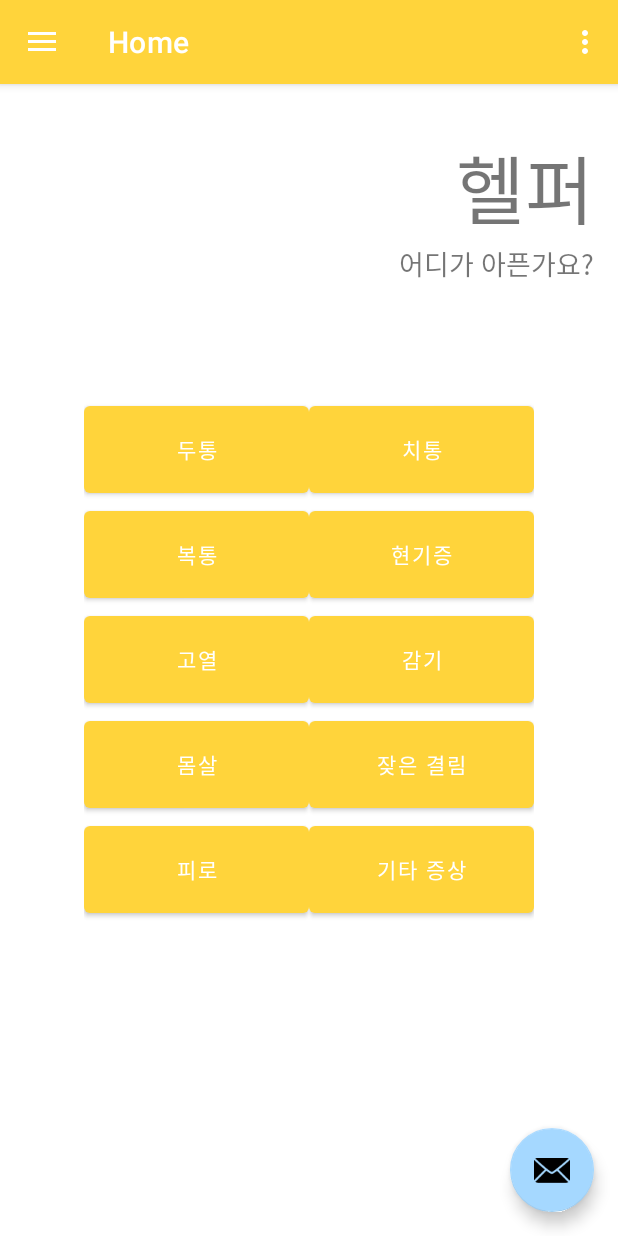
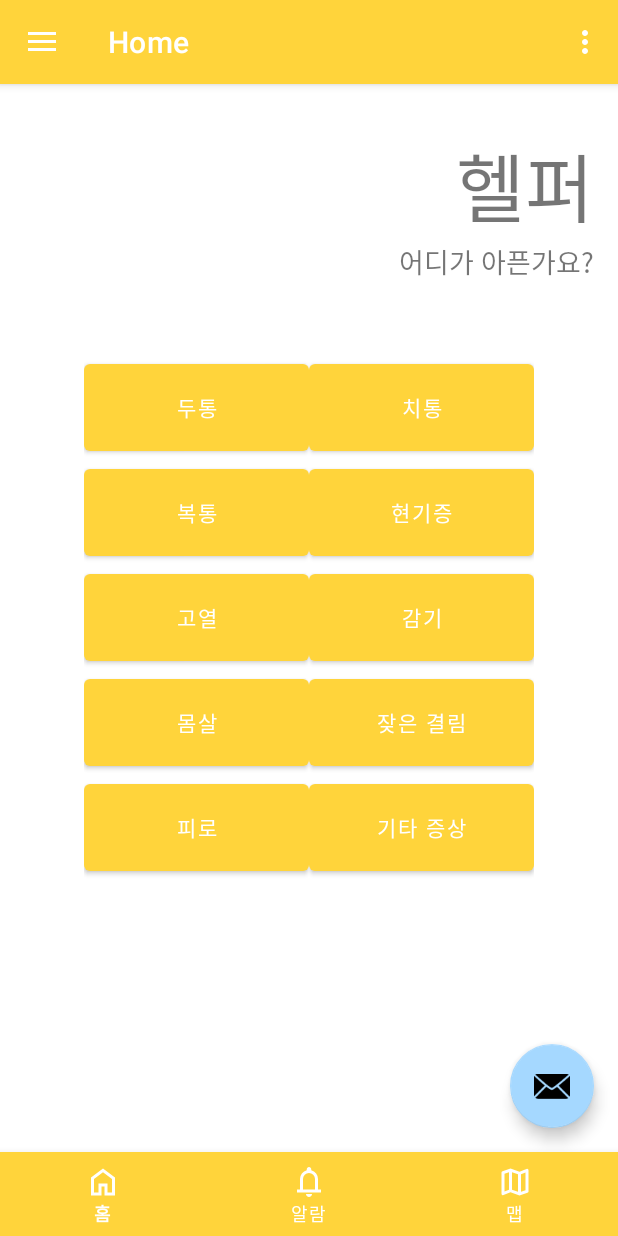
Before and after one commit to ParkDaeHee3/app_test_helper, an Android app: the screen it shows after launch (MainActivity), on a phone screen of 412 x 824 dp. Run offline under Robolectric (Android 15) with nearby library versions, the phone set to English and light mode, and no system bars; our stand-ins replace navigation-ui; libraries missing offline, so code that uses them is left out: com.kakao.vectormap; 3 statements that could not run were skipped.

Commit message:
스타일, 테마 영역 업데이트 테스트용

```diff
--- a/app/src/main/res/layout/activity_main.xml
+++ b/app/src/main/res/layout/activity_main.xml
@@ -8,12 +8,28 @@
     android:fitsSystemWindows="true"
     tools:openDrawer="start">
 
-    <include
-        android:id="@+id/app_bar_main"
-        layout="@layout/app_bar_main"
+    <LinearLayout
+        android:orientation="vertical"
         android:layout_width="match_parent"
-        android:layout_height="match_parent" />
+        android:layout_height="match_parent">
 
+        <!-- Top AppBar Section -->
+        <include
+            android:id="@+id/app_bar_main"
+            layout="@layout/app_bar_main"
+            android:layout_width="match_parent"
+            android:layout_height="0dp"
+            android:layout_weight="1" />
+
+        <!-- Bottom Navigation Bar -->
+        <include
+            android:id="@+id/app_bar_bottom"
+            layout="@layout/app_bar_bottom"
+            android:layout_width="match_parent"
+            android:layout_height="wrap_content" />
+    </LinearLayout>
+
+    <!-- Navigation Drawer Section -->
     <com.google.android.material.navigation.NavigationView
         android:id="@+id/nav_view"
         android:layout_width="wrap_content"
--- /dev/null
+++ b/app/src/main/res/layout/app_bar_bottom.xml
@@ -0,0 +1,10 @@
+<?xml version="1.0" encoding="utf-8"?>
+<com.google.android.material.bottomnavigation.BottomNavigationView xmlns:android="http://schemas.android.com/apk/res/android"
+    xmlns:app="http://schemas.android.com/apk/res-auto"
+    android:id="@+id/nav_view"
+    android:layout_width="match_parent"
+    android:layout_height="wrap_content"
+    app:menu="@menu/bottom_nav_menu"
+    android:background="?attr/colorPrimary"
+    app:itemIconTint="@color/font_white"
+    app:itemTextColor="@color/font_white" />
--- /dev/null
+++ b/app/src/main/res/menu/bottom_nav_menu.xml
@@ -0,0 +1,24 @@
+<?xml version="1.0" encoding="utf-8"?>
+<menu xmlns:android="http://schemas.android.com/apk/res/android">
+
+    <item
+        android:id="@+id/navigation_home"
+        android:icon="@drawable/ic_menu_home"
+        android:title="@string/title_home" />
+<!--
+    <item
+        android:id="@+id/navigation_dashboard"
+        //android:icon="@drawable/ic_dashboard"
+        android:title="@string/title_dashboard" />
+     -->
+    <item
+        android:id="@+id/navigation_notifications"
+        android:icon="@drawable/ic_menu_notifications"
+        android:title="@string/title_notifications" />
+
+    <item
+        android:id="@+id/navigation_mapboard"
+        android:icon="@drawable/ic_menu_map"
+        android:title="@string/title_mapboard" />
+
+</menu>
```
